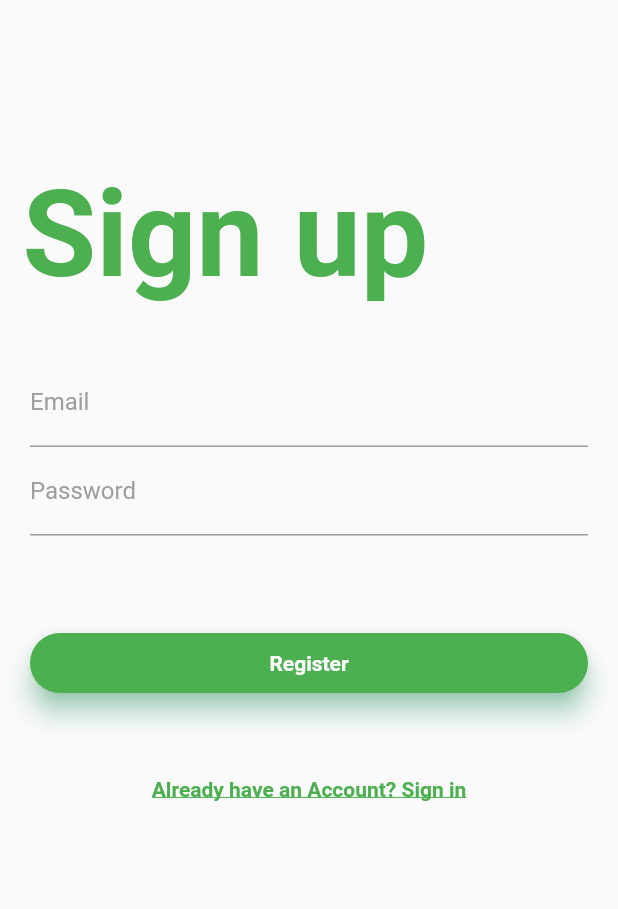
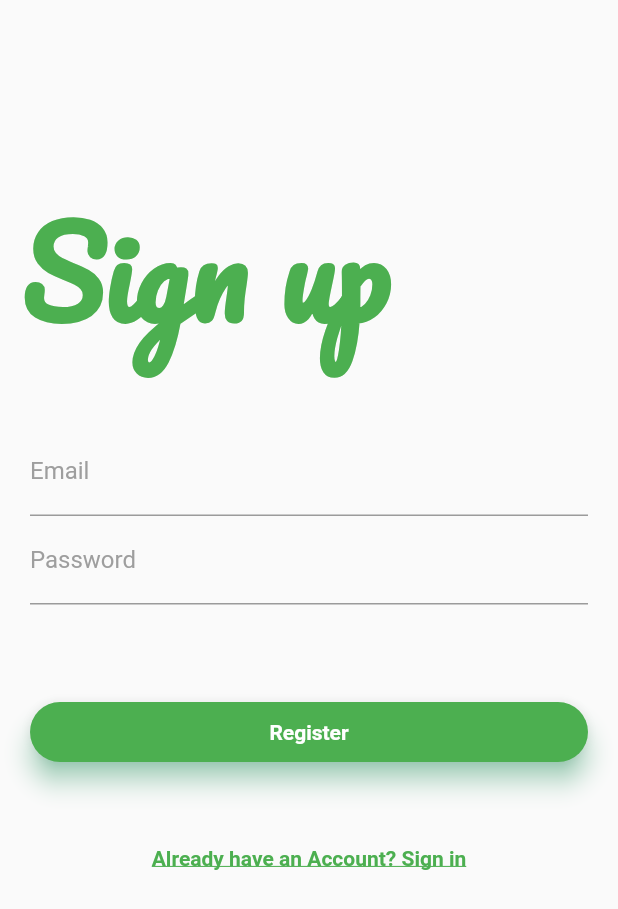
Before and after one commit to thaniav/TheLaststraw, a Flutter app: the screen it shows after launch, after a tap on "LOGIN", after a tap on "Register", on a phone screen of 412 x 824 dp. Shown: the top 909 px of the screen. Run offline on Flutter 3.47's test engine with Material 2 defaults, Android fonts, the phone set to English and light mode, and no system bars; our stand-ins replace carousel_pro, cloud_firestore, firebase_auth, flutter_credit_card, flutter_spinkit, rflutter_alert; missing offline and left inert: flutter_rounded_date_picker; accounts and stored records are empty; Roboto replaces fonts that are missing (Montserrat).

```diff
--- a/lib/Pages/authenticate/SignInPage.dart
+++ b/lib/Pages/authenticate/SignInPage.dart
@@ -46,7 +46,9 @@ bool loading = false;
                       'Pallet',
                       style:TextStyle(
                         color: Colors.green,
-                          fontSize:80.0,fontWeight:FontWeight.bold)
+                          fontSize:80.0,fontWeight:FontWeight.bold,
+                      fontFamily: 'Pacifico'),
+
                   ),
                 ),
 
--- a/lib/Pages/authenticate/SignupPage.dart
+++ b/lib/Pages/authenticate/SignupPage.dart
@@ -49,7 +49,8 @@ class _SignPageState extends State<SignUpPage> {
 
                       style:TextStyle(
                         color: Colors.green,
-                          fontSize:80.0,fontWeight:FontWeight.bold)
+                          fontSize:80.0,fontWeight:FontWeight.bold,
+                      fontFamily: 'Pacifico')
                   ),
                 ),
 
```
